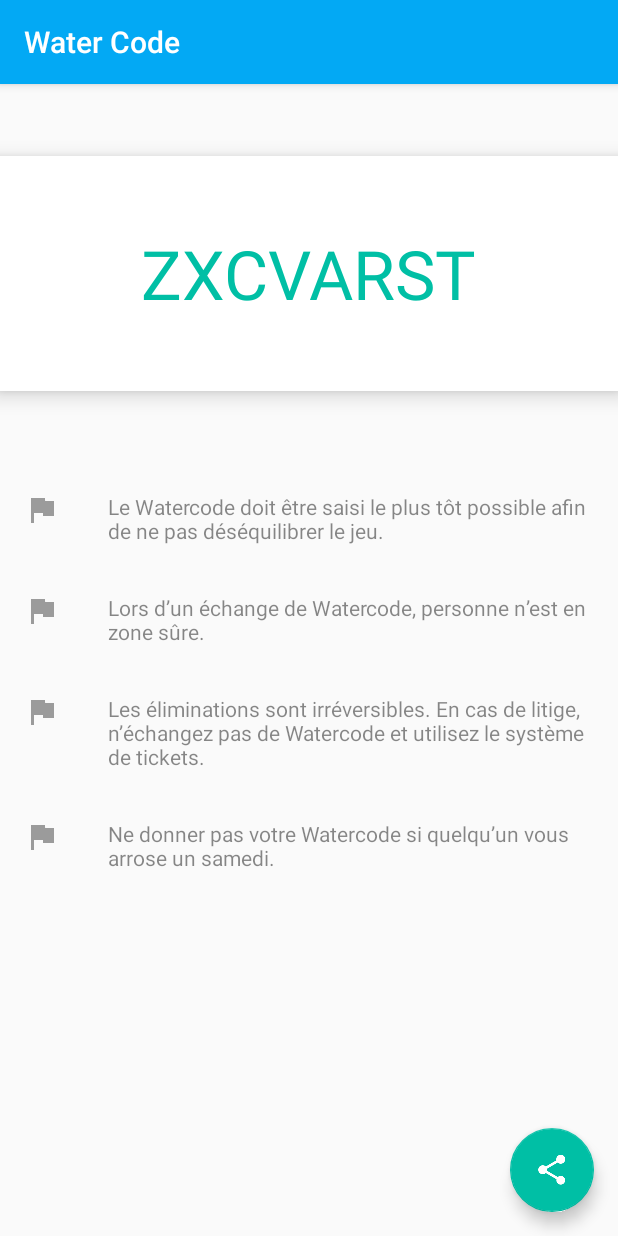
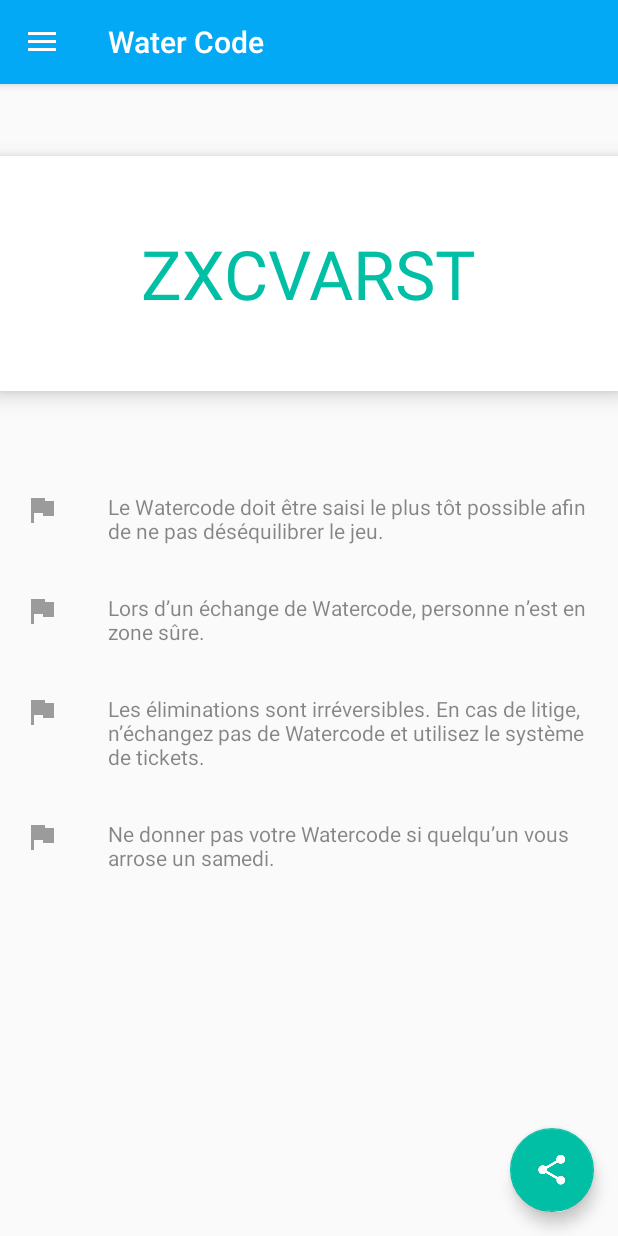
Before and after one commit to pierre-binauld/streetwars-android, an Android app: the screen it shows after launch (MainActivity), after a tap on an icon or button, on a phone screen of 412 x 824 dp. Run offline under Robolectric (Android 15) with nearby library versions, the phone set to English and light mode, and no system bars.

Commit message:
Manage drawer behavior

```diff
--- a/app/src/main/java/fr/streetgames/streetwars/app/activities/MainActivity.java
+++ b/app/src/main/java/fr/streetgames/streetwars/app/activities/MainActivity.java
@@ -5,6 +5,8 @@ import android.support.design.widget.FloatingActionButton;
 import android.support.design.widget.NavigationView;
 import android.support.v4.app.Fragment;
 import android.support.v4.app.FragmentManager;
+import android.support.v4.widget.DrawerLayout;
+import android.support.v7.app.ActionBarDrawerToggle;
 import android.support.v7.app.AppCompatActivity;
 import android.support.v7.widget.Toolbar;
 import android.view.MenuItem;
@@ -13,11 +15,14 @@ import android.view.View;
 import com.streetgames.streetwars.R;
 
 import fr.streetgames.streetwars.app.fragments.FabFragment;
+import fr.streetgames.streetwars.app.fragments.MainActivityFragment;
 import fr.streetgames.streetwars.app.fragments.WaterCodeFragment;
 
 public class MainActivity extends AppCompatActivity implements NavigationView.OnNavigationItemSelectedListener, FabFragment.SetupFabButtonListener {
 
     private Fragment mFragment;
+
+    private DrawerLayout mDrawerLayout;
 
     private NavigationView mNavigationView;
 
@@ -27,22 +32,15 @@ public class MainActivity extends AppCompatActivity implements NavigationView.On
     protected void onCreate(Bundle savedInstanceState) {
         super.onCreate(savedInstanceState);
         setContentView(R.layout.activity_main);
-        Toolbar toolbar = (Toolbar) findViewById(R.id.toolbar);
-        setSupportActionBar(toolbar);
 
         bindViews();
-
-        mNavigationView.setNavigationItemSelectedListener(this);
+        setupNavigationView();
 
         // Manage fragment
-        FragmentManager fragmentManager = getSupportFragmentManager();
         if (savedInstanceState == null) {
-            mFragment = WaterCodeFragment.newInstance();
-            fragmentManager.beginTransaction()
-                    .add(R.id.content_fragment, mFragment, WaterCodeFragment.TAG)
-                    .commit();
-        }
-        else {
+           switchToWaterCodeFragment();
+        } else {
+            FragmentManager fragmentManager = getSupportFragmentManager();
             mFragment = fragmentManager.findFragmentByTag(
                     WaterCodeFragment.TAG
             );
@@ -53,20 +51,80 @@ public class MainActivity extends AppCompatActivity implements NavigationView.On
     public boolean onNavigationItemSelected(MenuItem item) {
         switch (item.getItemId()) {
             case R.id.menu_water_code:
-
-                return true;
+                switchToWaterCodeFragment();
+                break;
+            case R.id.menu_contract:
+                switchToContractFragment();
+                break;
             default:
                 throw new IllegalArgumentException(String.format("%s is not a valid menu item id", item.getItemId()));
         }
+        mDrawerLayout.closeDrawers();
+        return true;
     }
 
-    public void bindViews() {
-        mNavigationView = (NavigationView) findViewById(R.id.drawer);
+    private void bindViews() {
+        mDrawerLayout = (DrawerLayout) findViewById(R.id.drawer);
+        mNavigationView = (NavigationView) findViewById(R.id.navigation);
         mFab = (FloatingActionButton) findViewById(R.id.fab);
+    }
+
+    private void setupNavigationView() {
+        Toolbar toolbar = (Toolbar) findViewById(R.id.toolbar);
+        setSupportActionBar(toolbar);
+        getSupportActionBar().setDisplayHomeAsUpEnabled(true);
+        // Initializing Drawer Layout and ActionBarToggle
+        ActionBarDrawerToggle actionBarDrawerToggle = new ActionBarDrawerToggle(this, mDrawerLayout, toolbar, R.string.content_authority, R.string.content_authority) {
+
+            @Override
+            public void onDrawerClosed(View drawerView) {
+                // Code here will be triggered once the drawer closes as we dont want anything to happen so we leave this blank
+                super.onDrawerClosed(drawerView);
+            }
+
+            @Override
+            public void onDrawerOpened(View drawerView) {
+                // Code here will be triggered once the drawer open as we dont want anything to happen so we leave this blank
+
+                super.onDrawerOpened(drawerView);
+            }
+        };
+
+        //Setting the actionbarToggle to drawer layout
+        mDrawerLayout.setDrawerListener(actionBarDrawerToggle);
+
+        //calling sync state is necessay or else your hamburger icon wont show up
+        actionBarDrawerToggle.syncState();
+
+        mNavigationView.setNavigationItemSelectedListener(this);
+
     }
 
     @Override
     public void setOnFabClickListener(View.OnClickListener listener) {
         mFab.setOnClickListener(listener);
     }
+
+    private void switchToWaterCodeFragment() {
+        FragmentManager fragmentManager = getSupportFragmentManager();
+        mFragment = fragmentManager.findFragmentByTag(WaterCodeFragment.TAG);
+        if (null == mFragment) {
+            mFragment = WaterCodeFragment.newInstance();
+        }
+        fragmentManager.beginTransaction()
+                .replace(R.id.content_fragment, mFragment, WaterCodeFragment.TAG)
+                .commit();
+    }
+
+    private void switchToContractFragment() {
+        FragmentManager fragmentManager = getSupportFragmentManager();
+        mFragment = fragmentManager.findFragmentByTag(MainActivityFragment.TAG);
+        if (null == mFragment) {
+            mFragment = new MainActivityFragment();
+        }
+        fragmentManager.beginTransaction()
+                .replace(R.id.content_fragment, mFragment, MainActivityFragment.TAG)
+                .commit();
+    }
+
 }
--- a/app/src/main/java/fr/streetgames/streetwars/app/fragments/MainActivityFragment.java
+++ b/app/src/main/java/fr/streetgames/streetwars/app/fragments/MainActivityFragment.java
@@ -14,6 +14,8 @@ import fr.streetgames.streetwars.accounts.Authenticator;
  * A placeholder fragment containing a simple view.
  */
 public class MainActivityFragment extends FabFragment {
+
+    public static final String TAG = "MainActivityFragment";
 
     private Account mAccount;
 
--- a/app/src/main/java/fr/streetgames/streetwars/app/fragments/WaterCodeFragment.java
+++ b/app/src/main/java/fr/streetgames/streetwars/app/fragments/WaterCodeFragment.java
@@ -74,7 +74,7 @@ public class WaterCodeFragment extends FabFragment implements View.OnClickListen
                 onShareClick();
                 break;
             default:
-                throw new IllegalArgumentException(id + " is not a valid id.");
+                throw new IllegalArgumentException(String.format("%s is not a valid id", id));
         }
     }
 }
--- a/app/src/main/res/layout/activity_main.xml
+++ b/app/src/main/res/layout/activity_main.xml
@@ -3,6 +3,7 @@
     xmlns:android="http://schemas.android.com/apk/res/android"
     xmlns:tools="http://schemas.android.com/tools"
     xmlns:app="http://schemas.android.com/apk/res-auto"
+    android:id="@+id/drawer"
     android:layout_width="match_parent"
     android:layout_height="match_parent"
     android:fitsSystemWindows="true"
@@ -50,7 +51,7 @@
     </android.support.design.widget.CoordinatorLayout>
 
     <android.support.design.widget.NavigationView
-        android:id="@+id/drawer"
+        android:id="@+id/navigation"
         android:layout_width="wrap_content"
         android:layout_height="match_parent"
         android:layout_gravity="start"
--- a/app/src/main/res/menu/menu_drawer.xml
+++ b/app/src/main/res/menu/menu_drawer.xml
@@ -14,19 +14,23 @@
         <item
             android:id="@+id/menu_map"
             android:title="@string/menu_map"
-            android:icon="@drawable/ic_room_white_24dp" />
+            android:icon="@drawable/ic_room_white_24dp"
+            android:enabled="false"/>
         <item
             android:id="@+id/menu_news"
             android:title="@string/menu_news"
-            android:icon="@drawable/ic_access_time_white_24dp" />
+            android:icon="@drawable/ic_access_time_white_24dp"
+            android:enabled="false"/>
         <item
             android:id="@+id/menu_rules"
             android:title="@string/menu_rules"
-            android:icon="@drawable/ic_flag_white_24dp" />
+            android:icon="@drawable/ic_flag_white_24dp"
+            android:enabled="false"/>
         <item
             android:id="@+id/menu_tickets"
             android:title="@string/menu_tickets"
-            android:icon="@drawable/ic_message_white_24dp" />
+            android:icon="@drawable/ic_message_white_24dp"
+            android:enabled="false"/>
     </group>
 
 </menu>
```
